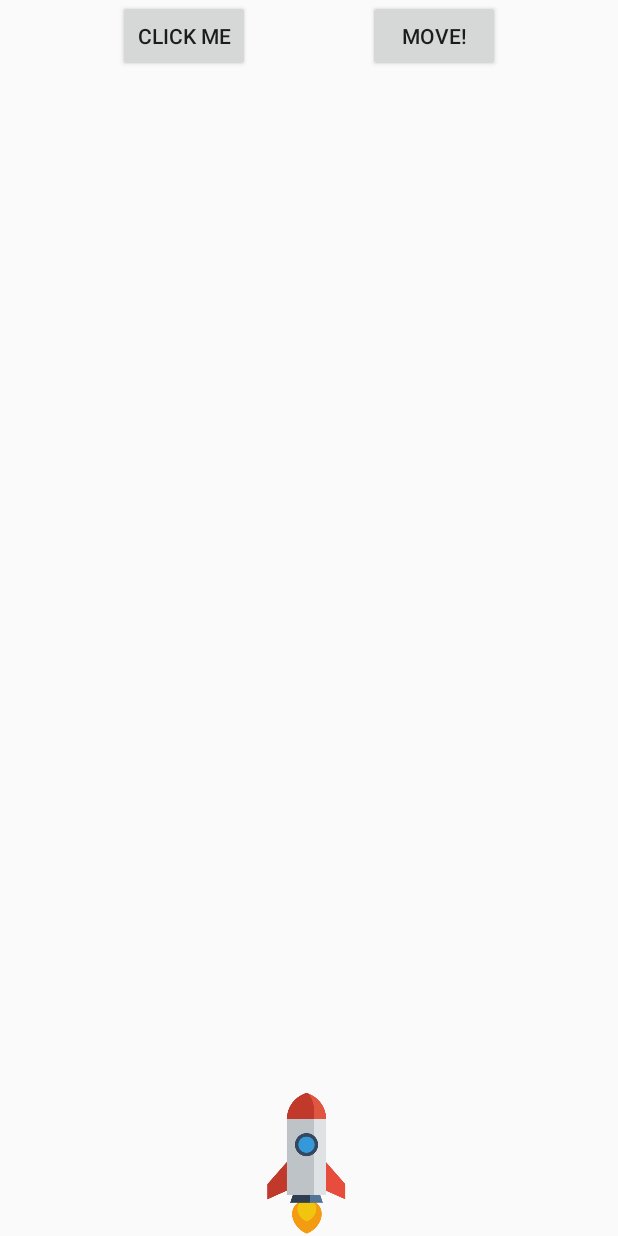
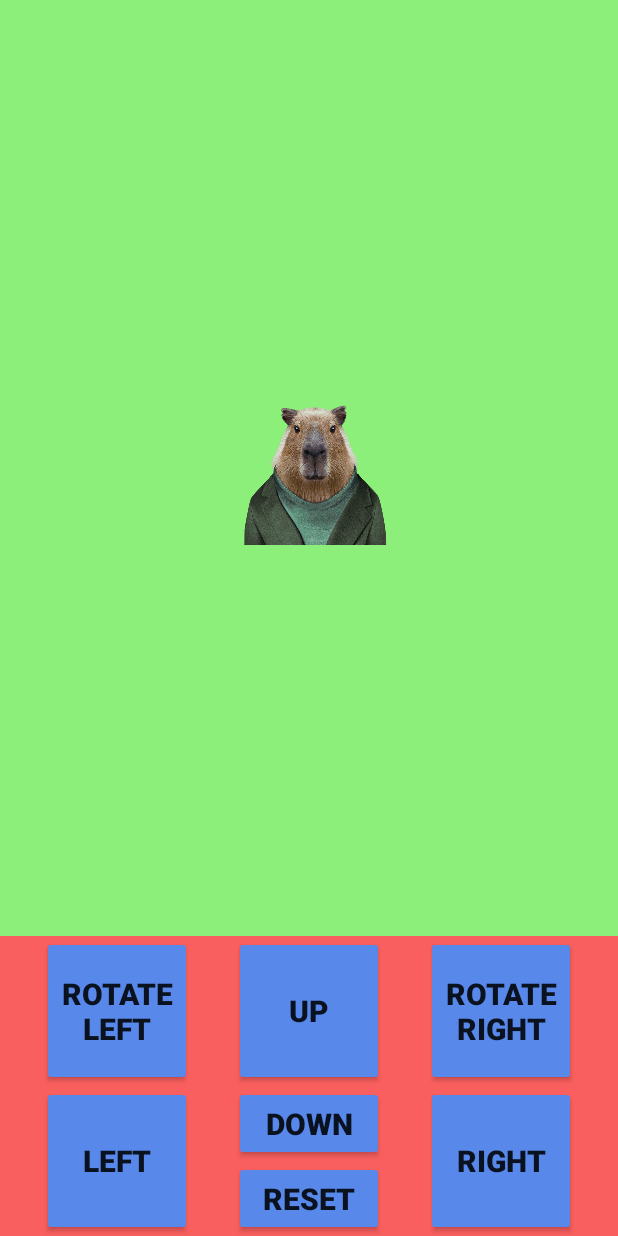
Before and after one commit to Picalfer/HorizonProgressBar, an Android app: the screen it shows after launch (MainActivity), on a phone screen of 412 x 824 dp. Run offline under Robolectric (Android 15) with nearby library versions, the phone set to English and light mode, and no system bars; our stand-ins replace Picasso; pictures from the network do not load.

Commit message:
kapibara practice

```diff
--- a/app/src/main/java/com/example/horizonprogressbar/MainActivity.kt
+++ b/app/src/main/java/com/example/horizonprogressbar/MainActivity.kt
@@ -56,7 +56,7 @@ class MainActivity : AppCompatActivity() {
         rootFrame = findViewById(R.id.root_frame)
 
         // todo for testing xml features
-        test4()
+        test5()
 
         val ivAnimation = AnimationUtils.loadAnimation(this, R.anim.iv_animation)
 
@@ -244,6 +244,72 @@ class MainActivity : AppCompatActivity() {
     }
 
     @SuppressLint("MissingInflatedId")
+    private fun test5() {
+        setContentView(R.layout.test5)
+
+        val btnUp = findViewById<Button>(R.id.btn_up)
+        val btnDown = findViewById<Button>(R.id.btn_down)
+        val btnLeft = findViewById<Button>(R.id.btn_left)
+        val btnRight = findViewById<Button>(R.id.btn_right)
+        val btnRotateLeft = findViewById<Button>(R.id.btn_rotate_left)
+        val btnRotateRight = findViewById<Button>(R.id.btn_rotate_right)
+        val btnReset = findViewById<Button>(R.id.btn_reset)
+
+        val ivHero = findViewById<ImageView>(R.id.iv_kopibara)
+
+        btnLeft.setOnClickListener {
+            val anim = ObjectAnimator.ofFloat(ivHero, View.TRANSLATION_X, ivHero.translationX, ivHero.translationX - 100)
+            anim.duration = 200
+            anim.start()
+        }
+
+        btnRight.setOnClickListener {
+            val anim = ObjectAnimator.ofFloat(ivHero, View.TRANSLATION_X, ivHero.translationX, ivHero.translationX + 100)
+            anim.duration = 200
+            anim.start()
+        }
+
+        btnUp.setOnClickListener {
+            val anim = ObjectAnimator.ofFloat(ivHero, View.TRANSLATION_Y, ivHero.translationY, ivHero.translationY - 100)
+            anim.duration = 200
+            anim.start()
+        }
+
+        btnDown.setOnClickListener {
+            val anim = ObjectAnimator.ofFloat(ivHero, View.TRANSLATION_Y, ivHero.translationY, ivHero.translationY + 100)
+            anim.duration = 200
+            anim.start()
+        }
+
+        btnRotateLeft.setOnClickListener {
+            val anim = ObjectAnimator.ofFloat(ivHero, View.ROTATION, ivHero.rotation, ivHero.rotation - 45)
+            anim.duration = 200
+            anim.start()
+        }
+
+        btnRotateRight.setOnClickListener {
+            val anim = ObjectAnimator.ofFloat(ivHero, View.ROTATION, ivHero.rotation, ivHero.rotation + 45)
+            anim.duration = 200
+            anim.start()
+        }
+
+        btnReset.setOnClickListener {
+            val animRotation = ObjectAnimator.ofFloat(ivHero, View.ROTATION, ivHero.rotation, 0F)
+            animRotation.duration = 200
+            animRotation.start()
+
+            val animTranslationX = ObjectAnimator.ofFloat(ivHero, View.TRANSLATION_X, ivHero.translationX, 0F)
+            animTranslationX.duration = 200
+            animTranslationX.start()
+
+            val animTranslationY = ObjectAnimator.ofFloat(ivHero, View.TRANSLATION_Y, ivHero.translationY, 0F)
+            animTranslationY.duration = 200
+            animTranslationY.start()
+        }
+
+    }
+
+    @SuppressLint("MissingInflatedId")
     private fun test4() {
         setContentView(R.layout.test4)
         val rocket = findViewById<ImageView>(R.id.rocket)
--- /dev/null
+++ b/app/src/main/res/layout/test5.xml
@@ -0,0 +1,111 @@
+<?xml version="1.0" encoding="utf-8"?>
+<androidx.constraintlayout.widget.ConstraintLayout xmlns:android="http://schemas.android.com/apk/res/android"
+    xmlns:app="http://schemas.android.com/apk/res-auto"
+    android:background="@color/soft_green"
+    android:layout_width="match_parent"
+    android:layout_height="match_parent">
+
+    <ImageView
+        android:id="@+id/iv_kopibara"
+        android:layout_width="120dp"
+        android:layout_height="120dp"
+        android:src="@drawable/kopibara"
+        app:layout_constraintBottom_toTopOf="@+id/constraintLayout"
+        app:layout_constraintEnd_toEndOf="parent"
+        app:layout_constraintStart_toStartOf="parent"
+        app:layout_constraintTop_toTopOf="parent" />
+
+    <androidx.constraintlayout.widget.ConstraintLayout
+        android:id="@+id/constraintLayout"
+        android:layout_width="match_parent"
+        android:layout_height="wrap_content"
+        android:background="@color/soft_red"
+        app:layout_constraintBottom_toBottomOf="parent">
+
+        <Button
+            android:id="@+id/btn_left"
+            android:layout_width="100dp"
+            android:layout_height="100dp"
+            android:backgroundTint="@color/soft_blue"
+            android:text="left"
+            android:textSize="20sp"
+            android:textStyle="bold"
+            app:layout_constraintBottom_toBottomOf="parent"
+            app:layout_constraintEnd_toStartOf="@id/btn_down"
+            app:layout_constraintStart_toStartOf="parent" />
+
+        <Button
+            android:id="@+id/btn_right"
+            android:layout_width="100dp"
+            android:layout_height="100dp"
+            android:backgroundTint="@color/soft_blue"
+            android:text="right"
+            android:textSize="20sp"
+            android:textStyle="bold"
+            app:layout_constraintBottom_toBottomOf="parent"
+            app:layout_constraintEnd_toEndOf="parent"
+            app:layout_constraintStart_toEndOf="@id/btn_down" />
+
+        <Button
+            android:id="@+id/btn_up"
+            android:layout_width="100dp"
+            android:layout_height="100dp"
+            android:backgroundTint="@color/soft_blue"
+            android:text="up"
+            android:textSize="20sp"
+            android:textStyle="bold"
+            app:layout_constraintBottom_toTopOf="@+id/btn_down"
+            app:layout_constraintEnd_toEndOf="@id/btn_down"
+            app:layout_constraintStart_toStartOf="@id/btn_down" />
+
+        <Button
+            android:id="@+id/btn_down"
+            android:layout_width="100dp"
+            android:layout_height="50dp"
+            android:layout_marginBottom="50dp"
+            android:backgroundTint="@color/soft_blue"
+            android:text="down"
+            android:textSize="20sp"
+            android:textStyle="bold"
+            app:layout_constraintBottom_toBottomOf="parent"
+            app:layout_constraintEnd_toStartOf="@+id/btn_right"
+            app:layout_constraintStart_toEndOf="@+id/btn_left" />
+
+        <Button
+            android:id="@+id/btn_reset"
+            android:layout_width="100dp"
+            android:layout_height="50dp"
+            android:backgroundTint="@color/soft_blue"
+            android:text="reset"
+            android:textSize="20sp"
+            android:textStyle="bold"
+            app:layout_constraintBottom_toBottomOf="parent"
+            app:layout_constraintEnd_toStartOf="@+id/btn_right"
+            app:layout_constraintStart_toEndOf="@+id/btn_left" />
+
+        <Button
+            android:id="@+id/btn_rotate_left"
+            android:layout_width="100dp"
+            android:layout_height="100dp"
+            android:backgroundTint="@color/soft_blue"
+            android:text="rotate left"
+            android:textSize="20sp"
+            android:textStyle="bold"
+            app:layout_constraintBottom_toTopOf="@id/btn_left"
+            app:layout_constraintEnd_toStartOf="@+id/btn_left"
+            app:layout_constraintStart_toEndOf="@+id/btn_left" />
+
+        <Button
+            android:id="@+id/btn_rotate_right"
+            android:layout_width="100dp"
+            android:layout_height="100dp"
+            android:backgroundTint="@color/soft_blue"
+            android:text="rotate right"
+            android:textSize="20sp"
+            android:textStyle="bold"
+            app:layout_constraintBottom_toTopOf="@id/btn_right"
+            app:layout_constraintEnd_toStartOf="@+id/btn_right"
+            app:layout_constraintStart_toEndOf="@+id/btn_right" />
+    </androidx.constraintlayout.widget.ConstraintLayout>
+
+</androidx.constraintlayout.widget.ConstraintLayout>
--- a/app/src/main/res/values/colors.xml
+++ b/app/src/main/res/values/colors.xml
@@ -11,4 +11,5 @@
     <color name="progress_bar">#BD1042</color>
     <color name="soft_red">#FA5F5F</color>
     <color name="soft_blue">#5788EA</color>
+    <color name="soft_green">#8BEF79</color>
 </resources>
```
Also changed, not shown: app/src/main/res/drawable/kopibara.png (added).
